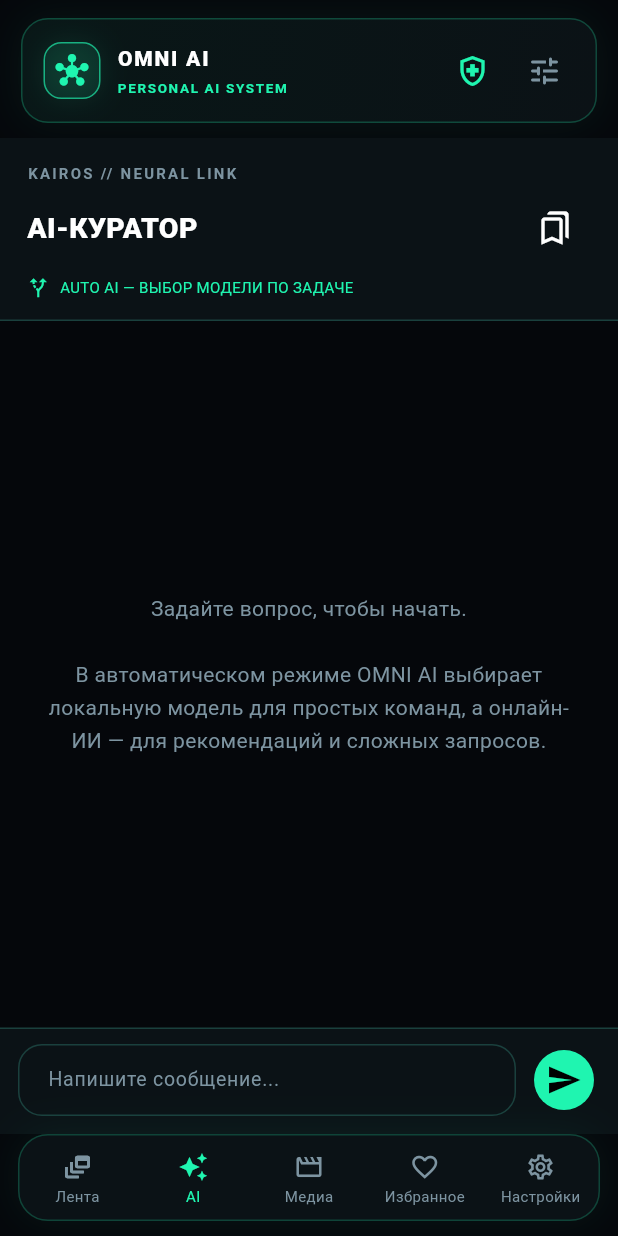
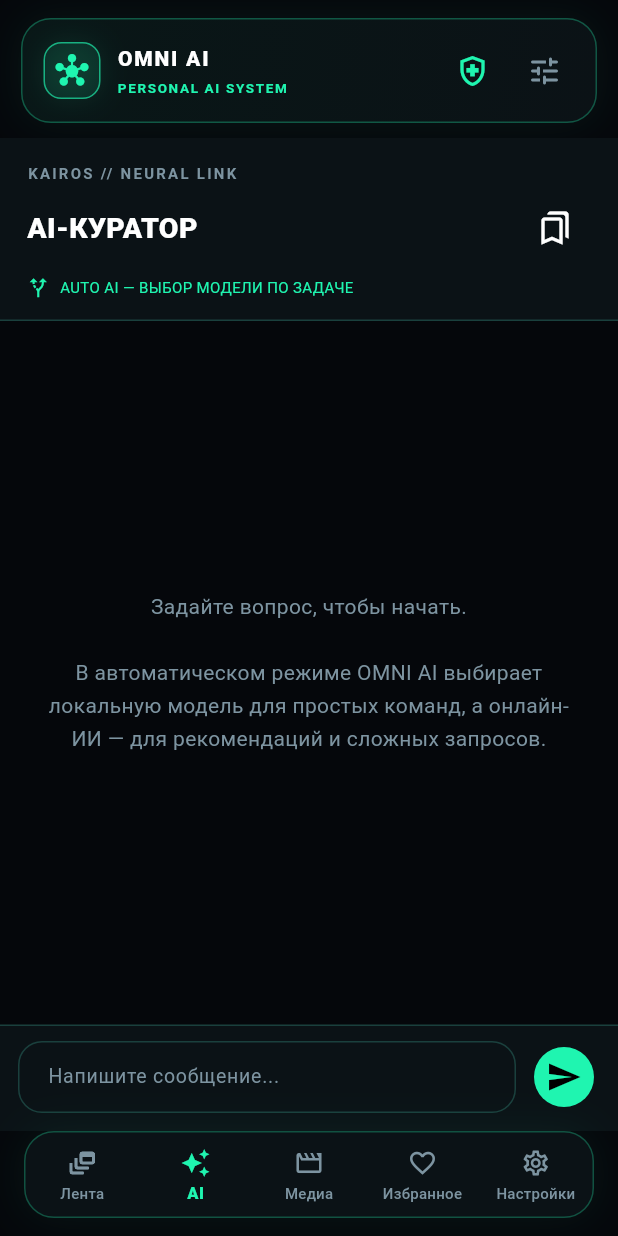
Before and after one commit to vanes961/omni_ai, a Flutter app: the screen it shows after launch, item 2 of the bottom bar chosen, on a phone screen of 412 x 824 dp. Run offline on Flutter 3.47's test engine with Material 3 defaults, Android fonts, the phone set to English and light mode, and no system bars; our stand-ins replace cached_network_image, flutter_local_notifications, flutter_secure_storage, flutter_timezone, shared_preferences, timezone and 1 more; missing offline and left inert: llama_flutter_android; accounts and stored records are empty; network calls fail.

Commit message:
style: polish dashboard navigation and header

```diff
--- a/lib/features/dashboard/presentation/dashboard_page.dart
+++ b/lib/features/dashboard/presentation/dashboard_page.dart
@@ -118,12 +118,12 @@ class _DashboardPageState extends State<DashboardPage> {
         ),
       ),
       bottomNavigationBar: Container(
-        margin: const EdgeInsets.fromLTRB(12, 0, 12, 10),
+        margin: const EdgeInsets.fromLTRB(16, 0, 16, 12),
         decoration: BoxDecoration(
           color: SystemCorePalette.panel,
           borderRadius: BorderRadius.circular(20),
           border: Border.all(
-            color: SystemCorePalette.green.withValues(alpha: 0.22),
+            color: SystemCorePalette.green.withValues(alpha: 0.28),
           ),
           boxShadow: [
             BoxShadow(
@@ -143,10 +143,17 @@ class _DashboardPageState extends State<DashboardPage> {
             backgroundColor: Colors.transparent,
             selectedItemColor: SystemCorePalette.green,
             unselectedItemColor: SystemCorePalette.muted,
-            selectedIconTheme: const IconThemeData(size: 20),
+            selectedIconTheme: const IconThemeData(size: 22),
             unselectedIconTheme: const IconThemeData(size: 20),
-            selectedFontSize: 10,
+            selectedFontSize: 11,
             unselectedFontSize: 10,
+            selectedLabelStyle: const TextStyle(
+              fontWeight: FontWeight.w800,
+              letterSpacing: 0.2,
+            ),
+            unselectedLabelStyle: const TextStyle(
+              fontWeight: FontWeight.w500,
+            ),
             showSelectedLabels: true,
             showUnselectedLabels: true,
             items: const [
@@ -521,9 +528,9 @@ class _GuardHeader extends StatelessWidget {
           end: Alignment.bottomRight,
           colors: [SystemCorePalette.panelElevated, SystemCorePalette.panel],
         ),
-        borderRadius: BorderRadius.circular(18),
+        borderRadius: BorderRadius.circular(20),
         border: Border.all(
-          color: SystemCorePalette.green.withValues(alpha: 0.24),
+          color: SystemCorePalette.green.withValues(alpha: 0.30),
         ),
         boxShadow: [
           BoxShadow(
```
